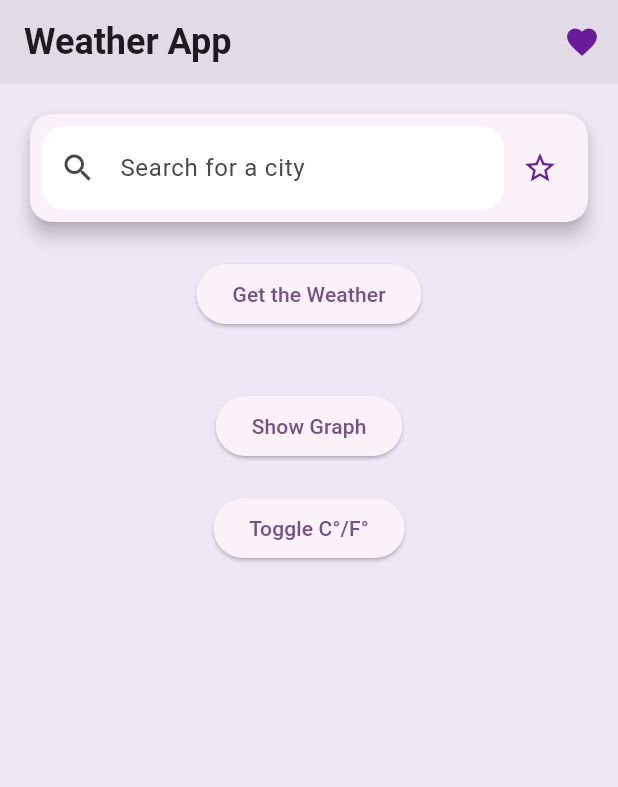
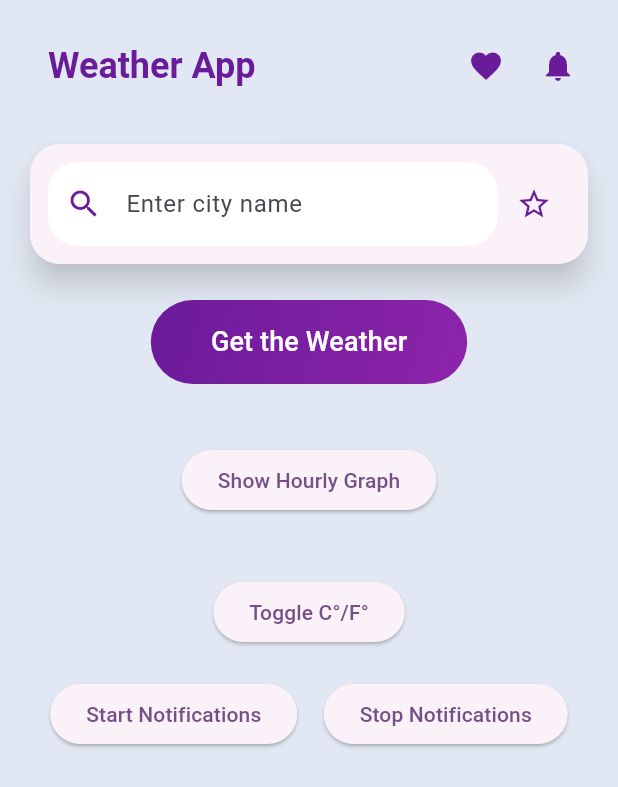
Before and after one commit to Alexxx1407/App_Meteo, a Flutter app: the screen it shows after launch, on a phone screen of 412 x 824 dp. Shown: the top 787 px of the screen. Run offline on Flutter 3.47's test engine with Material 3 defaults, Android fonts, the phone set to English and light mode, and no system bars; our stand-ins replace fl_chart, flutter_local_notifications, geolocator.

Commit message:
Resolved merge conflicts

```diff
--- a/lib/main.dart
+++ b/lib/main.dart
@@ -1,10 +1,15 @@
 import 'package:flutter/material.dart';
-import 'api_service.dart'; // Import API service functions
-import 'favorite_service.dart'; // Import favorite service functions
-import 'graph_widget.dart'; // Import the graph widget
-import 'weather_widget.dart'; // Import the weather display widget
+import 'dart:async'; // Import Timer
+import 'api_service.dart';
+import 'favorite_service.dart';
+import 'graph_widget.dart';
+import 'weather_widget.dart';
+import 'location_notification.dart';
 
-void main() {
+
+void main() async {
+  WidgetsFlutterBinding.ensureInitialized();
+  await initializeNotifications(); // Initialize notifications when the app starts
   runApp(const MyApp());
 }
 
@@ -17,6 +22,7 @@ class MyApp extends StatelessWidget {
       title: 'Flutter Weather App',
       theme: ThemeData(
         colorScheme: ColorScheme.fromSeed(seedColor: const Color(0xFF6A1B9A)),
+        scaffoldBackgroundColor: const Color(0xFFE1E8F3), // Softer background color
         useMaterial3: true,
       ),
       home: const MyHomePage(title: 'Weather App'),
@@ -41,39 +47,70 @@ class _MyHomePageState extends State<MyHomePage> {
   String weatherDescription = ''; // Weather condition description
   String weatherImage = ''; // Image path for weather condition
   List<double> temperatures = []; // Hourly temperature data for the graph
+  List<double> weeklyTemperatures = []; // Weekly temperature data for the graph
   bool citySearched = false; // Tracks if a city was searched
-  bool isCelsius = true; // Tracks whether temperature is shown in Celsius or Fahrenheit (ADDED THIS)
+  bool isCelsius = true; // Tracks whether temperature is shown in Celsius or Fahrenheit
+  bool showWeeklyButton = false; // Track whether to show "Get 5-Day Forecast" button
+
+  Timer? notificationTimer; // Timer for periodic notifications
+
+  @override
+  void dispose() {
+    notificationTimer?.cancel(); // Cancel the timer when the widget is disposed
+    super.dispose();
+  }
+
+  // Start the notification timer
+  void startNotificationTimer() {
+    notificationTimer = Timer.periodic(Duration(seconds: 10), (timer) async {
+      print('Sending periodic weather notification');
+      await sendLocationWeatherNotification(); // Trigger location-based weather notification
+    });
+  }
+
+  // Stop the notification timer
+  void stopNotificationTimer() {
+    notificationTimer?.cancel();
+    print('Stopped periodic notifications');
+  }
 
   @override
   Widget build(BuildContext context) {
     return Scaffold(
-      backgroundColor: const Color(0xFFEDE7F6),
-      appBar: AppBar(
-        backgroundColor: const Color.fromARGB(255, 242, 240, 243),
-        title: Text(widget.title, style: const TextStyle(fontSize: 24, fontWeight: FontWeight.bold)),
-        elevation: 10,
+      body: Padding(
+        padding: const EdgeInsets.all(16.0),
+        child: Column(
+          mainAxisAlignment: MainAxisAlignment.start,
+          children: <Widget>[
+            AppBar(
+              backgroundColor: Colors.transparent,
+              elevation: 0,
+              title: Text(widget.title, style: const TextStyle(fontSize: 24, fontWeight: FontWeight.bold, color: Color(0xFF6A1B9A))),
               actions: [
                 IconButton(
                   icon: const Icon(Icons.favorite, color: Color(0xFF6A1B9A)),
                   onPressed: () {
                     showFavoritesDialog(context); // Show favorites from favorite_service.dart
                   },
-          )
+                ),
+                IconButton(
+                  icon: const Icon(Icons.notifications, color: Color(0xFF6A1B9A)),
+                  onPressed: () {
+                    sendLocationWeatherNotification(); // Trigger a one-time location-based weather notification
+                  },
+                ),
               ],
             ),
-      body: Padding(
-        padding: const EdgeInsets.all(16.0),
-        child: Column(
-          mainAxisAlignment: MainAxisAlignment.start,
-          children: <Widget>[
+            const SizedBox(height: 20),
             // Search bar to search for city
             Card(
-              elevation: 5,
+              elevation: 8,
               shape: RoundedRectangleBorder(
-                borderRadius: BorderRadius.circular(15),
+                borderRadius: BorderRadius.circular(20),
               ),
+              shadowColor: Colors.grey.withOpacity(0.5),
               child: Padding(
-                padding: const EdgeInsets.all(8.0),
+                padding: const EdgeInsets.all(12.0),
                 child: Row(
                   children: [
                     Expanded(
@@ -84,12 +121,12 @@ class _MyHomePageState extends State<MyHomePage> {
                           });
                         },
                         decoration: InputDecoration(
-                          hintText: 'Search for a city',
-                          prefixIcon: const Icon(Icons.search),
+                          hintText: 'Enter city name',
+                          prefixIcon: const Icon(Icons.search, color: Color(0xFF6A1B9A)),
                           filled: true,
                           fillColor: Colors.white,
                           border: OutlineInputBorder(
-                            borderRadius: BorderRadius.circular(15),
+                            borderRadius: BorderRadius.circular(20),
                             borderSide: BorderSide.none,
                           ),
                         ),
@@ -99,7 +136,7 @@ class _MyHomePageState extends State<MyHomePage> {
                       icon: const Icon(Icons.star_border, color: Color(0xFF6A1B9A)),
                       onPressed: () {
                         if (searchText.isNotEmpty) {
-                          saveFavoriteCity(searchText); // Save favorite city from favorite_service.dart
+                          saveFavoriteCity(searchText); // Save favorite city
                         }
                       },
                     ),
@@ -108,7 +145,25 @@ class _MyHomePageState extends State<MyHomePage> {
               ),
             ),
             const SizedBox(height: 20),
-            ElevatedButton(
+            // Custom gradient button for "Get the Weather"
+            Container(
+              decoration: BoxDecoration(
+                gradient: LinearGradient(
+                  colors: [Color(0xFF6A1B9A), Color(0xFF8E24AA)],
+                  begin: Alignment.topLeft,
+                  end: Alignment.bottomRight,
+                ),
+                borderRadius: BorderRadius.circular(30),
+              ),
+              child: ElevatedButton(
+                style: ElevatedButton.styleFrom(
+                  padding: const EdgeInsets.symmetric(vertical: 15, horizontal: 40),
+                  shape: RoundedRectangleBorder(
+                    borderRadius: BorderRadius.circular(30),
+                  ),
+                  backgroundColor: Colors.transparent,
+                  shadowColor: Colors.transparent,
+                ),
                 onPressed: () async {
                   if (searchText.isNotEmpty) {
                     var weatherData = await fetchWeatherData(searchText);
@@ -121,24 +176,57 @@ class _MyHomePageState extends State<MyHomePage> {
                         temperatures = weatherData['temperatures'];
                         location = weatherData['location'];
                         citySearched = true;
+                        showWeeklyButton = true; // Enable 5-day forecast button
                       });
                     }
                   }
                 },
-              child: const Text('Get the Weather'),
+                child: const Text(
+                  'Get the Weather',
+                  style: TextStyle(fontSize: 18, fontWeight: FontWeight.w500, color: Colors.white),
+                ),
+              ),
             ),
             const SizedBox(height: 20),
             // Display the weather widget (extracted to weather_widget.dart)
             if (citySearched)
-              WeatherWidget(
-                weatherInfo: weatherInfo,
-                weatherImage: weatherImage,
+              Card(
+                color: Colors.white,
+                elevation: 6,
+                shape: RoundedRectangleBorder(
+                  borderRadius: BorderRadius.circular(20),
+                ),
+                child: Padding(
+                  padding: const EdgeInsets.all(16.0),
+                  child: Column(
+                    children: [
+                      Text(
+                        weatherInfo,
+                        textAlign: TextAlign.center,
+                        style: const TextStyle(
+                          fontSize: 20,
+                          fontWeight: FontWeight.bold,
+                          color: Color(0xFF6A1B9A),
+                        ),
+                      ),
+                      const SizedBox(height: 15),
+                      if (weatherImage.isNotEmpty)
+                        Container(
+                          padding: const EdgeInsets.all(10),
+                          child: Image.asset(
+                            weatherImage,
+                            height: 120, // Adjusted height for better layout
+                          ),
+                        ),
+                    ],
+                  ),
+                ),
               ),
             const SizedBox(height: 20),
             ElevatedButton(
               onPressed: () {
                 if (citySearched) {
-                  showTemperatureGraphPopup(context, location, temperatures); // Show the graph in popup (from graph_widget.dart)
+                  showTemperatureGraphPopup(context, location, temperatures); // Show the hourly graph in a popup
                 } else {
                   showDialog(
                     context: context,
@@ -149,7 +237,26 @@ class _MyHomePageState extends State<MyHomePage> {
                   );
                 }
               },
-              child: const Text('Show Graph'),
+              child: const Text('Show Hourly Graph'),
+            ),
+            const SizedBox(height: 20),
+            // New button for the 5-day forecast
+            if (showWeeklyButton)
+              ElevatedButton(
+                onPressed: () async {
+                  print('Fetching 5-day forecast for city: $searchText');  // Debug log
+                  var fiveDayData = await fetchFiveDayForecast(searchText); // Fetch 5-day forecast
+                  if (fiveDayData != null) {
+                    print('5-Day Temperatures: $fiveDayData'); // Debug log
+                    setState(() {
+                      weeklyTemperatures = fiveDayData; // Use the 5-day temperatures for the graph
+                    });
+                    showTemperatureGraphPopup(context, location, weeklyTemperatures); // Show 5-day data in the graph
+                  } else {
+                    print('Error: 5-day data not fetched'); // Debugging error
+                  }
+                },
+                child: const Text('Get 5-Day Forecast'),
               ),
             const SizedBox(height: 20),
             ElevatedButton(
@@ -157,6 +264,30 @@ class _MyHomePageState extends State<MyHomePage> {
                 toggleTemperatureUnit();
               },
               child: const Text('Toggle C°/F°'),
+            ),
+            const SizedBox(height: 20),
+            Row(
+              mainAxisAlignment: MainAxisAlignment.spaceEvenly,
+              children: [
+                ElevatedButton(
+                  onPressed: () {
+                    startNotificationTimer(); // Start the notification timer
+                    ScaffoldMessenger.of(context).showSnackBar(
+                      SnackBar(content: Text("Periodic notifications started")),
+                    );
+                  },
+                  child: const Text('Start Notifications'),
+                ),
+                ElevatedButton(
+                  onPressed: () {
+                    stopNotificationTimer(); // Stop the notification timer
+                    ScaffoldMessenger.of(context).showSnackBar(
+                      SnackBar(content: Text("Periodic notifications stopped")),
+                    );
+                  },
+                  child: const Text('Stop Notifications'),
+                ),
+              ],
             ),
           ],
         ),
@@ -174,7 +305,7 @@ class _MyHomePageState extends State<MyHomePage> {
         } else {
           weatherInfo = 'The weather in $location is: $weatherDescription, Temperature: ${temperatureCelsius?.toStringAsFixed(2)}°C';
         }
-        isCelsius = !isCelsius; // Toggle the unit
+        isCelsius = !isCelsius;
       }
     });
   }
--- a/pubspec.yaml
+++ b/pubspec.yaml
@@ -37,6 +37,8 @@ dependencies:
   cupertino_icons: ^1.0.8
   http: ^1.2.2
   fl_chart: ^0.69.0
+  geolocator: ^9.0.1
+  flutter_local_notifications: ^12.0.4
 
 dev_dependencies:
   flutter_test:
```
Also changed, not shown: lib/api_service.dart (+44 -0 lines), lib/location_notification.dart (added, +115 -0 lines), pubspec.lock, 3 other files. Lines whose indentation alone changed are shown as unchanged.
